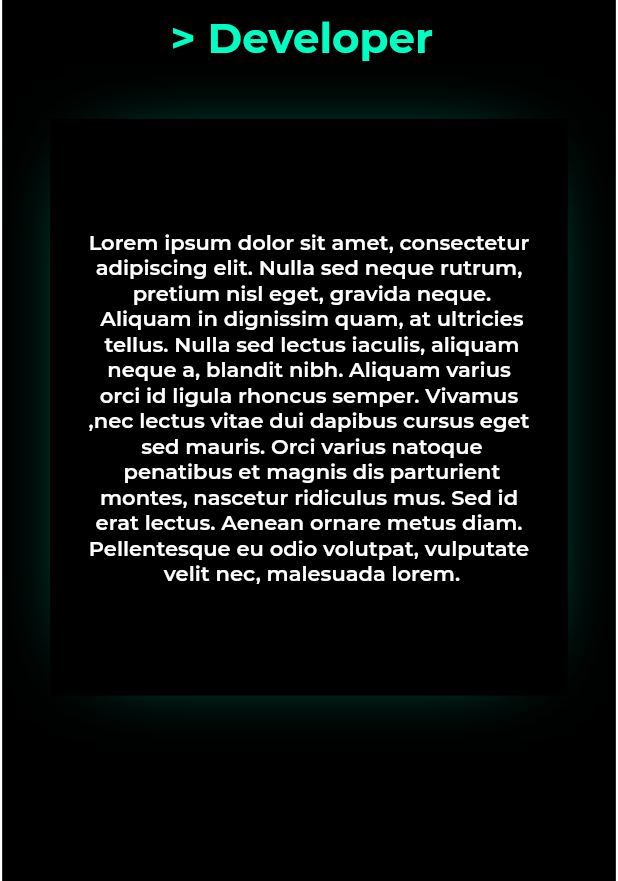
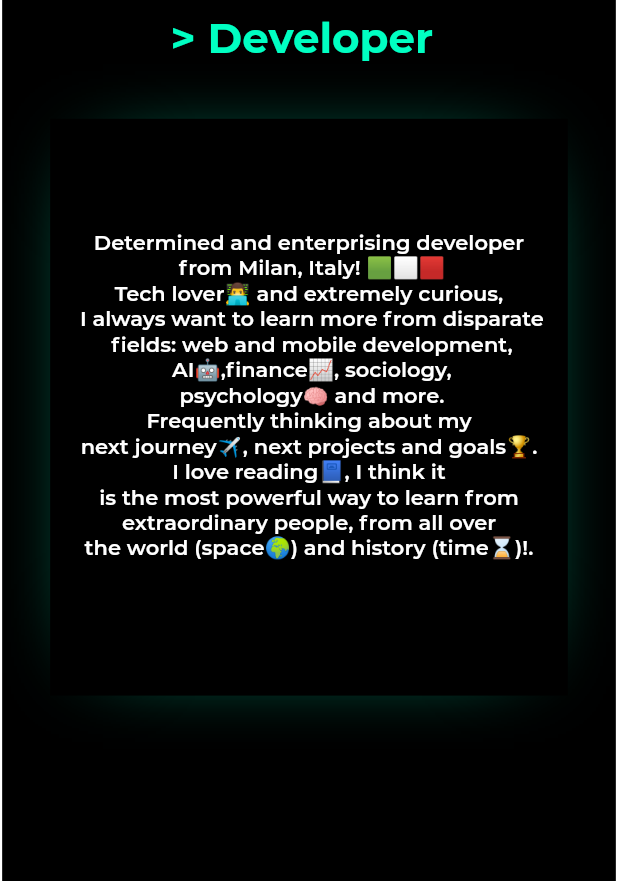
Before and after one commit to lorenzo-roma/flutter-website, a Flutter app: the screen it shows after launch, on a phone screen of 412 x 824 dp, the part 355-1236 px from its top. Run offline on Flutter 3.47's test engine with Material 2 defaults, Android fonts, the phone set to English and light mode, and no system bars; drawn by our look-alikes of carousel_slider; our stand-ins replace animated_text_kit, cloud_firestore, firebase_core; accounts and stored records are empty; Roboto replaces fonts that are missing (Source San Pro); project files that could hold a hidden picture were left out.

Commit message:
Updated text

```diff
--- a/lib/sections/name_description.dart
+++ b/lib/sections/name_description.dart
@@ -63,7 +63,7 @@ class SectionNameDescription extends StatelessWidget {
                 child: FittedBox(
                   fit: BoxFit.cover,
                   child: Text(
-                    "Lorem ipsum dolor sit amet, consectetur\nadipiscing elit. Nulla sed neque rutrum,\n pretium nisl eget, gravida neque.\n Aliquam in dignissim quam, at ultricies\n tellus. Nulla sed lectus iaculis, aliquam \nneque a, blandit nibh. Aliquam varius \norci id ligula rhoncus semper. Vivamus \n,nec lectus vitae dui dapibus cursus eget\n sed mauris. Orci varius natoque\n penatibus et magnis dis parturient \nmontes, nascetur ridiculus mus. Sed id \nerat lectus. Aenean ornare metus diam. \nPellentesque eu odio volutpat, vulputate\n velit nec, malesuada lorem.",
+                    "Determined and enterprising developer\n from Milan, Italy! 🟩⬜🟥\nTech lover👨‍💻 and extremely curious,\n I always want to learn more from disparate\n fields: web and mobile development,\n AI🤖,finance📈, sociology,\n psychology🧠 and more.\nFrequently thinking about my \nnext journey✈️, next projects and goals🏆.\nI love reading📘, I think it\nis the most powerful way to learn from\nextraordinary people, from all over\nthe world (space🌍) and history (time⌛)!.\n",
                     style: Theme.of(context).textTheme.bodyText1,
                     textAlign: TextAlign.center,
                     overflow: TextOverflow.fade,
```
